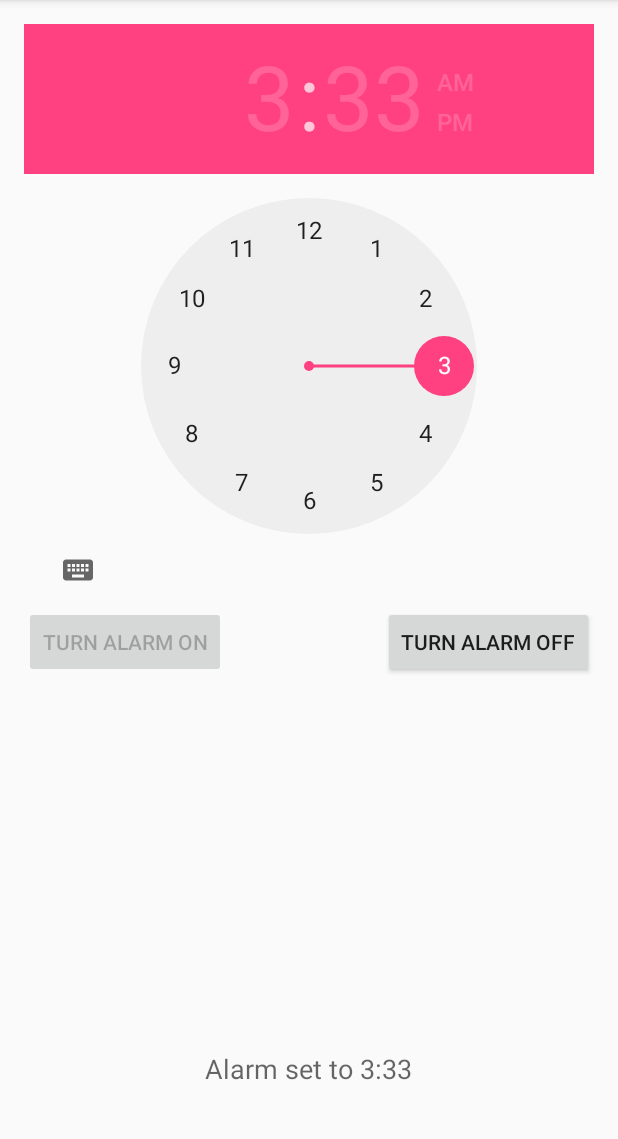
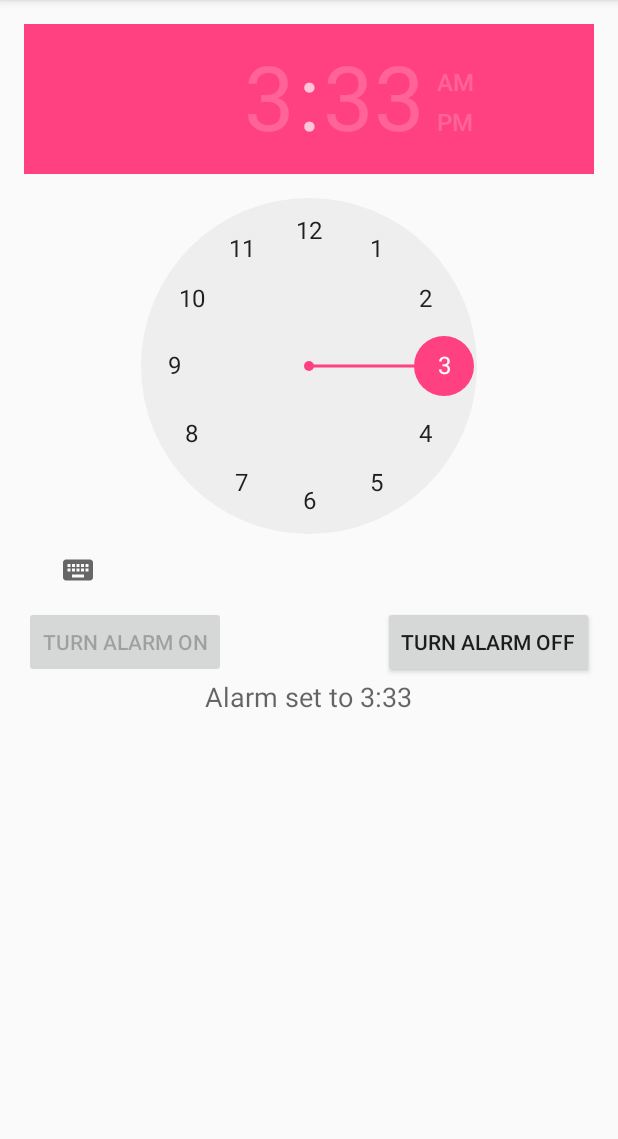
Before and after one commit to PeterNgTr/AlarmClock, an Android app: the screen it shows after launch (MainActivity), after a tap on "TURN ALARM ON", on a phone screen of 412 x 824 dp, the part 84-1223 px from its top. Run offline under Robolectric (Android 15) with nearby library versions, the phone set to English and light mode, and no system bars.

Commit message:
refactoring code

```diff
--- a/app/src/main/AndroidManifest.xml
+++ b/app/src/main/AndroidManifest.xml
@@ -8,7 +8,7 @@
         android:label="@string/app_name"
         android:supportsRtl="true"
         android:theme="@style/AppTheme">
-        <activity android:name=".MainActivity">
+        <activity android:name=".Activity.MainActivity">
             <intent-filter>
                 <action android:name="android.intent.action.MAIN" />
 
@@ -16,9 +16,9 @@
             </intent-filter>
         </activity>
 
-        <receiver android:name=".AlarmReceiver"/>
+        <receiver android:name=".Receiver.AlarmReceiver"/>
 
-        <service android:name=".RingtonePlayingService" android:enabled="true">
+        <service android:name=".Service.RingtonePlayingService" android:enabled="true">
 
         </service>
 
--- a/app/src/main/java/com/example/thanhnguyen/alarmclock/MainActivity.java
+++ b/app/src/main/java/com/example/thanhnguyen/alarmclock/Activity/MainActivity.java
@@ -1,4 +1,4 @@
-package com.example.thanhnguyen.alarmclock;
+package com.example.thanhnguyen.alarmclock.Activity;
 
 import android.app.AlarmManager;
 import android.app.PendingIntent;
@@ -12,20 +12,23 @@ import android.widget.Button;
 import android.widget.TextView;
 import android.widget.TimePicker;
 
+import com.example.thanhnguyen.alarmclock.Constant.Constant;
+import com.example.thanhnguyen.alarmclock.R;
+import com.example.thanhnguyen.alarmclock.Receiver.AlarmReceiver;
+
 public class MainActivity extends AppCompatActivity {
 
-    AlarmManager alarmManager;
-    TimePicker alarmTimePicker;
-    TextView updateStatus;
-    Context context;
-    PendingIntent pendingIntent;
-    String hourString;
-    String minString;
-    Button alarmOn;
-    Button alarmOff;
-    long newerTime;
-    long olderTime;
-    long goesOffTime;
+    private AlarmManager alarmManager;
+    private TimePicker alarmTimePicker;
+    private TextView updateStatus;
+    private Context context;
+    private PendingIntent pendingIntent;
+    private String hourString;
+    private String minString;
+    private Button alarmOn;
+    private Button alarmOff;
+    private long goOffTime;
+    private long olderTime;
 
     @Override
     protected void onCreate(Bundle savedInstanceState) {
@@ -61,17 +64,16 @@ public class MainActivity extends AppCompatActivity {
                     minString = "0" + String.valueOf(minAlarm);
                 }
 
-                newerTime = calendar.getTimeInMillis();
+                goOffTime = calendar.getTimeInMillis();
 
-                if(newerTime < olderTime) {
-                    updateStatus.setText("Current time is in the past. Please set another time");
+                if(goOffTime < olderTime) {
+                    updateStatus.setText(Constant.STRING_TIME_SET_IN_THE_PAST);
                 }
                 else {
-                    goesOffTime = calendar.getTimeInMillis();
-                    setAlarmText("Alarm set to " + hourString + ":" + minString);
-                    alarmIntend.putExtra("extra", "alarm on");
+                    setAlarmText(Constant.STRING_ALARM_IS_SET + hourString + Constant.STRING_COLON + minString);
+                    alarmIntend.putExtra(Constant.KEY_EXTRA_INTENT, Constant.VALUE_EXTRA_INTENT_ALARM_ON);
                     pendingIntent = PendingIntent.getBroadcast(context, 0, alarmIntend, PendingIntent.FLAG_UPDATE_CURRENT);
-                    alarmManager.set(AlarmManager.RTC_WAKEUP, goesOffTime, pendingIntent);
+                    alarmManager.set(AlarmManager.RTC_WAKEUP, goOffTime, pendingIntent);
                     alarmOn.setEnabled(false);
                     alarmOff.setEnabled(true);
                     alarmTimePicker.setEnabled(false);
@@ -85,9 +87,9 @@ public class MainActivity extends AppCompatActivity {
         alarmOff.setOnClickListener(new View.OnClickListener() {
             @Override
             public void onClick(View view) {
-                setAlarmText("Alarm off!");
+                setAlarmText(Constant.STRING_ALARM_IS_OFF);
 
-                alarmIntend.putExtra("extra", "alarm off");
+                alarmIntend.putExtra(Constant.KEY_EXTRA_INTENT, Constant.VALUE_EXTRA_INTENT_ALARM_OFF);
 
                 alarmManager.cancel(pendingIntent);
                 sendBroadcast(alarmIntend);
@@ -113,7 +115,8 @@ public class MainActivity extends AppCompatActivity {
         alarmManager = (AlarmManager) getSystemService(ALARM_SERVICE);
     }
 
-    public void setAlarmText(String text) {
+    private void setAlarmText(String text) {
         updateStatus.setText(text);
     }
+
 }
--- a/app/src/main/res/layout/activity_main.xml
+++ b/app/src/main/res/layout/activity_main.xml
@@ -7,7 +7,7 @@
     android:paddingLeft="@dimen/activity_horizontal_margin"
     android:paddingRight="@dimen/activity_horizontal_margin"
     android:paddingTop="@dimen/activity_vertical_margin"
-    tools:context="com.example.thanhnguyen.alarmclock.MainActivity">
+    tools:context=".Activity.MainActivity">
 
     <TimePicker
         android:id="@+id/timePicker"
@@ -41,7 +41,6 @@
         android:textAppearance="?android:attr/textAppearanceMedium"
         android:text="Have you set the alarm yet?"
         android:id="@+id/updateStatus"
-        android:layout_alignParentBottom="true"
-        android:layout_centerHorizontal="true"
-        android:layout_marginBottom="27dp" />
+        android:layout_below="@+id/alarmOn"
+        android:layout_centerHorizontal="true" />
 </RelativeLayout>
```
Also changed, not shown: app/src/main/java/com/example/thanhnguyen/alarmclock/Constant/Constant.java (added, +21 -0 lines), app/src/main/java/com/example/thanhnguyen/alarmclock/Receiver/AlarmReceiver.java (renamed from app/src/main/java/com/example/thanhnguyen/alarmclock/AlarmReceiver.java, +6 -3 lines), app/src/main/java/com/example/thanhnguyen/alarmclock/Service/RingtonePlayingService.java (renamed from app/src/main/java/com/example/thanhnguyen/alarmclock/RingtonePlayingService.java, +8 -16 lines).
